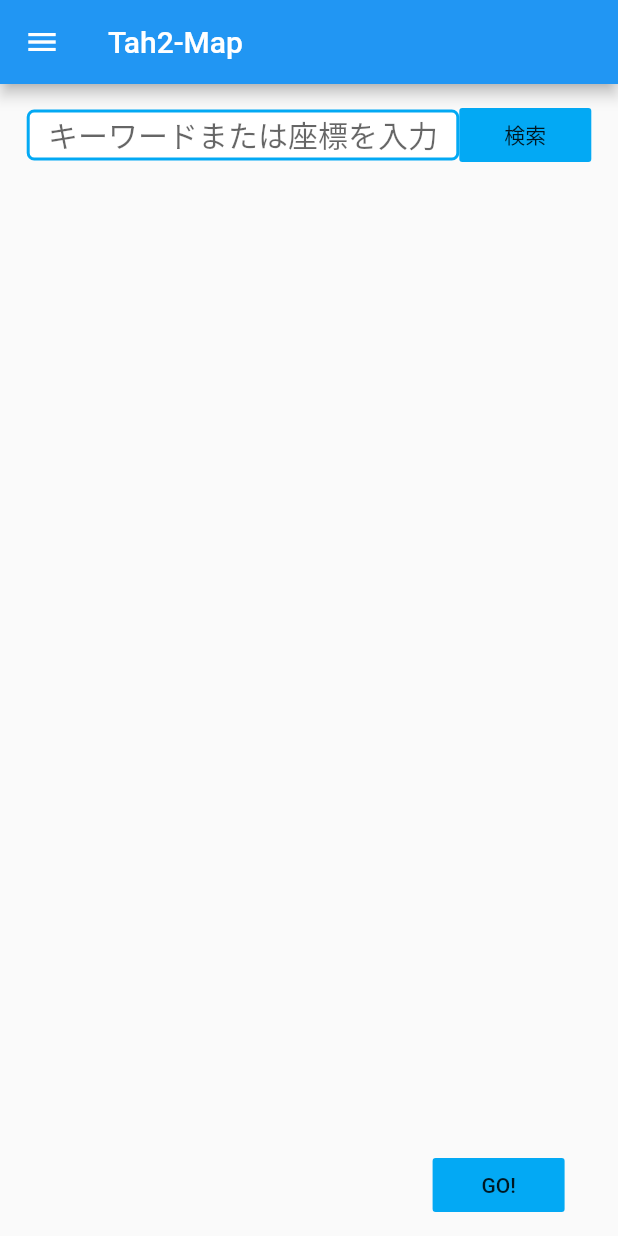
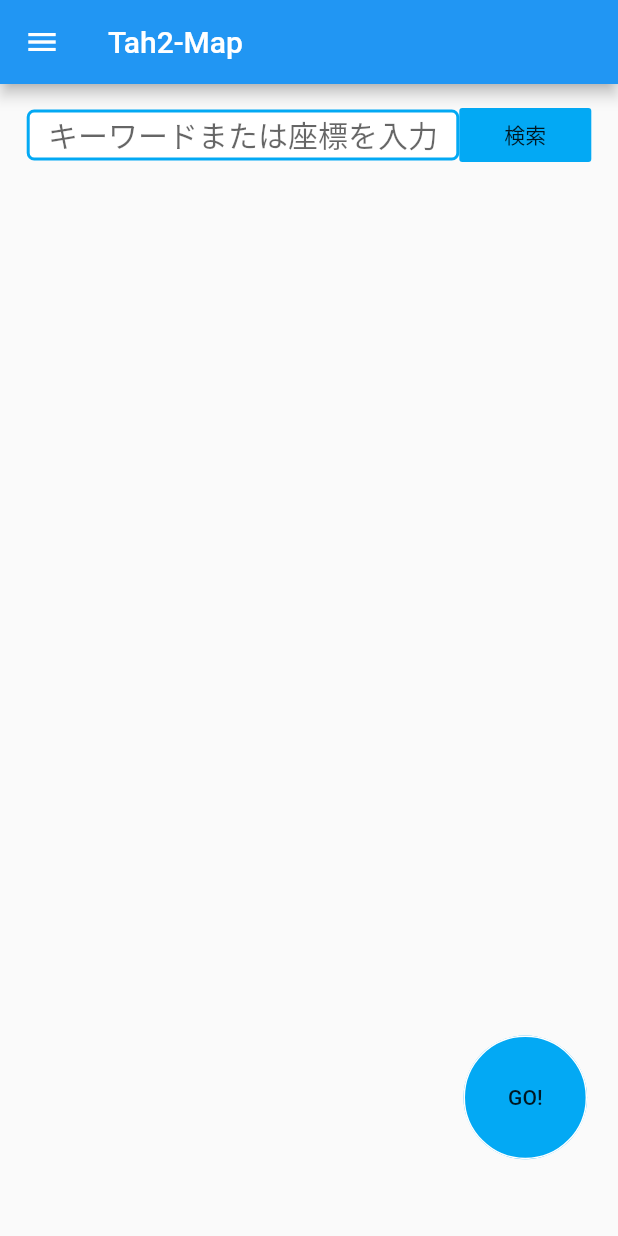
Before and after one commit to nora75/tah2-map, a Flutter app: the screen it shows after launch, in the side drawer, after a tap on "GO!", on a phone screen of 412 x 824 dp. Run offline on Flutter 3.47's test engine with Material 2 defaults, Android fonts, the phone set to English and light mode, and no system bars.

Commit message:
ボタン丸くした

```diff
--- a/lib/main.dart
+++ b/lib/main.dart
@@ -39,19 +39,17 @@ class _MainPage extends State {
         backgroundColor: Colors.blue[500],
       ),
       body: Container(
-          padding: EdgeInsets.only(top:10,bottom:10),
+          padding: EdgeInsets.only(top: 10, bottom: 10),
           child: Stack(children: <Widget>[
             Container(
               child: _PrintText(width, height),
             ),
             Container(
-                //padding: EdgeInsets.only(bottom: height * 0.80),
-                child: _SearchBar(width, context)
-            ),
+                child: _SearchBar(width, context)),
             Container(
-              padding:EdgeInsets.only(left:width * 0.7),
+              padding: EdgeInsets.only(left: width * 0.75),
               alignment: Alignment.bottomCenter,
-              child: _RecommendeationButton(),
+              child: _RecommendeationButton(height,width),
             )
           ])),
       drawer: Drawer(
@@ -126,7 +124,7 @@ class _MainPage extends State {
               style: TextStyle(fontSize: 20.0, color: Colors.red)),
         ),
         ButtonTheme(
-          child: FlatButton(
+            child: FlatButton(
           color: Colors.lightBlue[500],
           onPressed: () {
 //hoge();
@@ -170,18 +168,28 @@ class _MainPage extends State {
     );
   }
 
-  Widget _RecommendeationButton() {
+  Widget _RecommendeationButton(height,width) {
     return Row(
       children: <Widget>[
-        ButtonTheme(
-          child: FlatButton(
-          color: Colors.lightBlue[500],
-          onPressed: () {
-
-          },
-          child: Text("GO!"),
+        SizedBox(
+          height:height * 0.2,
+          width:width * 0.2,
+          child: new ButtonTheme(
+            child: FlatButton(
+              child: Text("GO!"),
+              color: Colors.lightBlue[500],
+              shape: CircleBorder(
+                side: BorderSide(
+                  color: Colors.white,
+                  style: BorderStyle.solid,
+                ),
+              ),
+              onPressed: (){
+                // hoge
+              },
           ),
-      )],
+        ),)
+      ],
     );
   }
 
```
